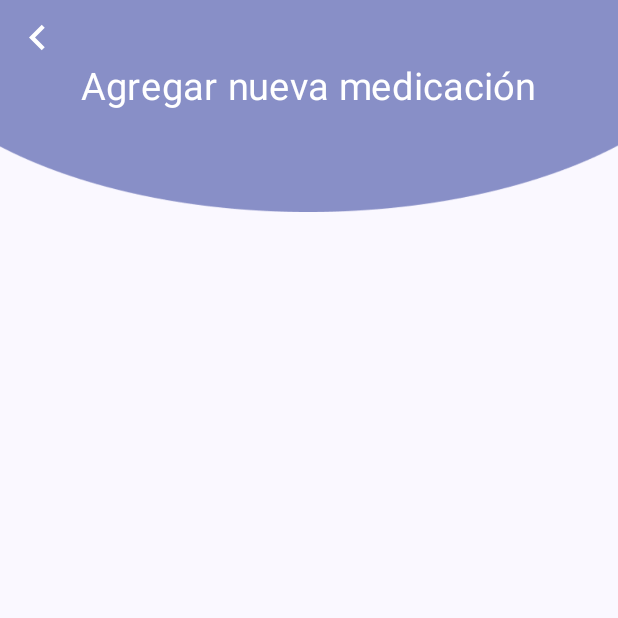
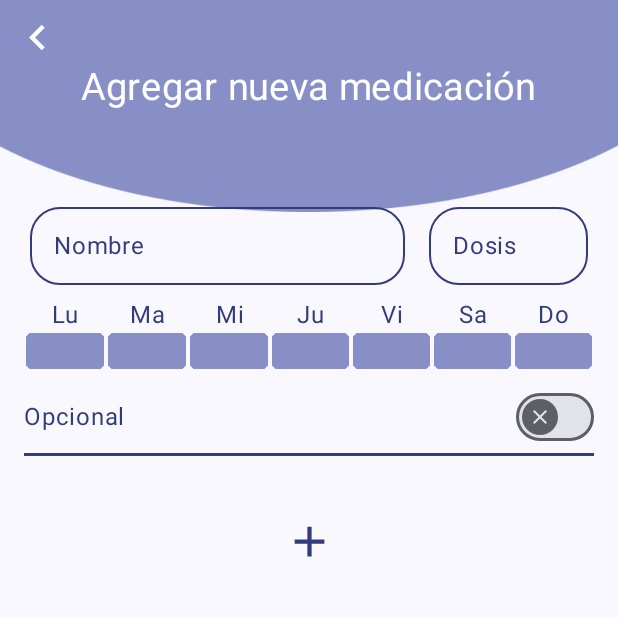
Before and after one commit to ailenaguino/NurAlignMobile, an Android app built with Jetpack Compose: the AddMedicationScreen screen opened directly, with no data from a screen before it, on a phone screen of 412 x 824 dp, the top half of it. Run offline under Robolectric (Android 15) with nearby library versions, the phone set to English and light mode, and no system bars.

Commit message:
medication screen is finished

```diff
--- a/app/src/main/java/com/losrobotines/nuralign/feature_medication/presentation/screens/AddMedicationScreen.kt
+++ b/app/src/main/java/com/losrobotines/nuralign/feature_medication/presentation/screens/AddMedicationScreen.kt
@@ -3,20 +3,35 @@ package com.losrobotines.nuralign.feature_medication.presentation.screens
 import android.os.Bundle
 import androidx.activity.ComponentActivity
 import androidx.activity.compose.setContent
+import androidx.compose.foundation.clickable
+import androidx.compose.foundation.layout.Arrangement
 import androidx.compose.foundation.layout.Box
 import androidx.compose.foundation.layout.Row
 import androidx.compose.foundation.layout.Spacer
+import androidx.compose.foundation.layout.defaultMinSize
 import androidx.compose.foundation.layout.fillMaxSize
 import androidx.compose.foundation.layout.height
 import androidx.compose.foundation.layout.padding
+import androidx.compose.foundation.layout.size
 import androidx.compose.foundation.layout.width
 import androidx.compose.foundation.lazy.LazyColumn
+import androidx.compose.foundation.shape.CutCornerShape
 import androidx.compose.foundation.shape.RoundedCornerShape
 import androidx.compose.foundation.text.KeyboardOptions
+import androidx.compose.material.icons.Icons
+import androidx.compose.material.icons.filled.Add
+import androidx.compose.material.icons.filled.Check
+import androidx.compose.material.icons.filled.Clear
+import androidx.compose.material3.Button
+import androidx.compose.material3.ButtonDefaults
+import androidx.compose.material3.Divider
+import androidx.compose.material3.Icon
 import androidx.compose.material3.MaterialTheme
 import androidx.compose.material3.OutlinedTextField
 import androidx.compose.material3.OutlinedTextFieldDefaults
 import androidx.compose.material3.Surface
+import androidx.compose.material3.Switch
+import androidx.compose.material3.SwitchDefaults
 import androidx.compose.material3.Text
 import androidx.compose.runtime.Composable
 import androidx.compose.runtime.getValue
@@ -26,8 +41,10 @@ import androidx.compose.runtime.setValue
 import androidx.compose.ui.Alignment
 import androidx.compose.ui.Modifier
 import androidx.compose.ui.text.input.KeyboardType
+import androidx.compose.ui.text.style.TextAlign
 import androidx.compose.ui.tooling.preview.Preview
 import androidx.compose.ui.unit.dp
+import androidx.compose.ui.unit.sp
 import com.losrobotines.nuralign.ui.theme.NurAlignTheme
 import com.losrobotines.nuralign.ui.shared.SharedComponents
 import com.losrobotines.nuralign.ui.theme.mainColor
@@ -51,53 +68,79 @@ class AddMedicationScreen : ComponentActivity() {
 }
 
 @Composable
-fun NewMedScreen(){
+fun NewMedScreen() {
     SharedComponents().HalfCircleTop(title = "Agregar nueva medicación")
     LazyColumn(
         horizontalAlignment = Alignment.CenterHorizontally,
         modifier = Modifier
             .padding(16.dp, 0.dp)
-    ){
+    ) {
         item {
-            Spacer(modifier = Modifier.height(110.dp))
+            Spacer(modifier = Modifier.height(130.dp))
+            NewMedElement()
+        }
+
+        item {
+            Spacer(modifier = Modifier.height(8.dp))
+            SelectDayButtons()
+        }
+
+        item {
+            Spacer(modifier = Modifier.height(8.dp))
+            Optional()
+            Divider(color = secondaryColor, thickness = 2.dp)
+        }
+
+        item {
+            Spacer(modifier = Modifier.height(32.dp))
+            AddIcon()
         }
     }
 }
 
-@Preview
 @Composable
-fun NewMedElement(){
+fun NewMedElement() {
     var medicationName by remember { mutableStateOf("") }
     var medicationDose by remember { mutableStateOf("") }
 
     Row(modifier = Modifier.height(60.dp), verticalAlignment = Alignment.CenterVertically) {
 
-        Box(contentAlignment = Alignment.CenterStart, modifier = Modifier.weight(0.7f)) {
+        Box(
+            contentAlignment = Alignment.CenterStart,
+            modifier = Modifier
+                .weight(0.7f)
+                .padding(horizontal = 4.dp)
+        ) {
             OutlinedTextField(
                 value = medicationName,
                 onValueChange = { medicationName = it },
                 modifier = Modifier
-                    .height(50.dp)
+                    .height(80.dp)
                     .width(250.dp),
                 shape = RoundedCornerShape(20.dp),
                 singleLine = true,
-                label ={ Text("Nombre", color = secondaryColor) },
+                label = { Text("Nombre", color = secondaryColor) },
                 colors = OutlinedTextFieldDefaults.colors(
                     focusedBorderColor = secondaryColor,
                     unfocusedBorderColor = secondaryColor
                 )
             )
         }
-        Box(contentAlignment = Alignment.CenterStart, modifier = Modifier.weight(0.3f)) {
+        Box(
+            contentAlignment = Alignment.CenterStart,
+            modifier = Modifier
+                .weight(0.3f)
+                .padding(horizontal = 4.dp)
+        ) {
             OutlinedTextField(
                 value = medicationDose,
                 onValueChange = { medicationDose = it },
                 modifier = Modifier
-                    .height(50.dp)
+                    .height(80.dp)
                     .width(250.dp),
                 shape = RoundedCornerShape(20.dp),
                 singleLine = true,
-                label ={ Text("Dosis", color = secondaryColor) },
+                label = { Text("Dosis", color = secondaryColor) },
                 keyboardOptions = KeyboardOptions.Default.copy(keyboardType = KeyboardType.Number),
                 colors = OutlinedTextFieldDefaults.colors(
                     focusedBorderColor = secondaryColor,
@@ -107,3 +150,96 @@ fun NewMedElement(){
         }
     }
 }
+
+@Composable
+fun AddIcon() {
+    Box(contentAlignment = Alignment.Center) {
+        Icon(
+            Icons.Filled.Add,
+            tint = secondaryColor,
+            contentDescription = "agregar",
+            modifier = Modifier
+                .size(50.dp)
+                .padding(8.dp)
+                .align(Alignment.TopStart)
+                .clickable { /*TODO*/ }
+        )
+    }
+}
+
+@Composable
+fun SelectDayButtons() {
+    val days = arrayOf("Lu", "Ma", "Mi", "Ju", "Vi", "Sa", "Do")
+    Row(horizontalArrangement = Arrangement.Center) {
+        for (day in days) {
+            Text(
+                text = day,
+                color = secondaryColor,
+                textAlign = TextAlign.Center,
+                modifier = Modifier
+                    .weight(1.4f)
+            )
+        }
+    }
+
+    Row(horizontalArrangement = Arrangement.Center) {
+        for (day in days) {
+            var day by remember { mutableStateOf(false) }
+            Button(
+                onClick = { day = !day },
+                shape = CutCornerShape(10),
+                colors = ButtonDefaults.buttonColors(containerColor = if (day) secondaryColor else mainColor),
+                modifier = Modifier
+                    .weight(1.4f)
+                    .height(24.dp)
+                    .padding(horizontal = 1.dp)
+                    .defaultMinSize(12.dp)
+
+            ) {
+                Text(text = " ")
+            }
+        }
+    }
+}
+
+@Preview
+@Composable
+fun Optional(){
+    Row(horizontalArrangement = Arrangement.SpaceAround, verticalAlignment = Alignment.CenterVertically){
+        Box(contentAlignment = Alignment.BottomStart, modifier = Modifier.weight(0.7f)){
+            Text(text = "Opcional", color = secondaryColor, fontSize = 16.sp)
+        }
+
+        Box(contentAlignment = Alignment.CenterEnd, modifier = Modifier.weight(0.3f)) {
+            var checked by remember { mutableStateOf(false) }
+            Switch(
+                checked = checked,
+                onCheckedChange = {
+                    checked = it
+                },
+                thumbContent = if (checked) {
+                    {
+                        Icon(
+                            imageVector = Icons.Filled.Check,
+                            contentDescription = "si",
+                            tint = secondaryColor,
+                            modifier = Modifier.size(SwitchDefaults.IconSize)
+                        )
+                    }
+                } else {
+                    {
+                        Icon(
+                            imageVector = Icons.Filled.Clear,
+                            contentDescription = "no",
+                            modifier = Modifier.size(SwitchDefaults.IconSize)
+                        )
+                    }
+                },
+                colors = SwitchDefaults.colors(
+                    checkedTrackColor = mainColor
+                )
+            )
+        }
+    }
+
+}
--- a/app/src/main/java/com/losrobotines/nuralign/home/HomeScreen.kt
+++ b/app/src/main/java/com/losrobotines/nuralign/home/HomeScreen.kt
@@ -34,6 +34,7 @@ import androidx.compose.ui.res.painterResource
 import androidx.compose.ui.unit.dp
 import androidx.compose.ui.unit.sp
 import com.losrobotines.nuralign.R
+import com.losrobotines.nuralign.feature_medication.presentation.screens.AddMedicationScreen
 import com.losrobotines.nuralign.feature_sleep.presentation.screens.SleepTrackerScreen
 import com.losrobotines.nuralign.ui.theme.NurAlignTheme
 import com.losrobotines.nuralign.ui.theme.secondaryColor
@@ -116,12 +117,23 @@ class HomeScreen : ComponentActivity() {
                                 modifier = Modifier
                                     .size(90.dp)
                                     .clickable {
-                                        if(nameIndex == 2){
-                                            val intent = Intent(
-                                                content,
-                                                SleepTrackerScreen::class.java
-                                            )
-                                            startActivity(intent)
+                                        when (nameIndex) {
+
+                                            2 -> {
+                                                val intent = Intent(
+                                                    content,
+                                                    SleepTrackerScreen::class.java
+                                                )
+                                                startActivity(intent)
+                                            }
+
+                                            1 -> {
+                                                val intent = Intent(
+                                                    content,
+                                                    AddMedicationScreen::class.java
+                                                )
+                                                startActivity(intent)
+                                            }
                                         }
                                         /*
                                         when (nameIndex) {
--- a/app/src/main/java/com/losrobotines/nuralign/ui/shared/SharedComponents.kt
+++ b/app/src/main/java/com/losrobotines/nuralign/ui/shared/SharedComponents.kt
@@ -3,7 +3,9 @@ package com.losrobotines.nuralign.ui.shared
 import androidx.compose.foundation.Image
 import androidx.compose.foundation.clickable
 import androidx.compose.foundation.layout.Box
+import androidx.compose.foundation.layout.fillMaxSize
 import androidx.compose.foundation.layout.fillMaxWidth
+import androidx.compose.foundation.layout.height
 import androidx.compose.foundation.layout.padding
 import androidx.compose.foundation.layout.size
 import androidx.compose.foundation.layout.wrapContentWidth
@@ -28,7 +30,7 @@ class SharedComponents {
             painter = painterResource(id = R.drawable.fondo),
             contentDescription = "Fondo",
             alignment = Alignment.TopCenter,
-            modifier = Modifier.fillMaxWidth()
+            modifier = Modifier.fillMaxSize()
         )
         Box(
             modifier = Modifier.fillMaxWidth(),
```
